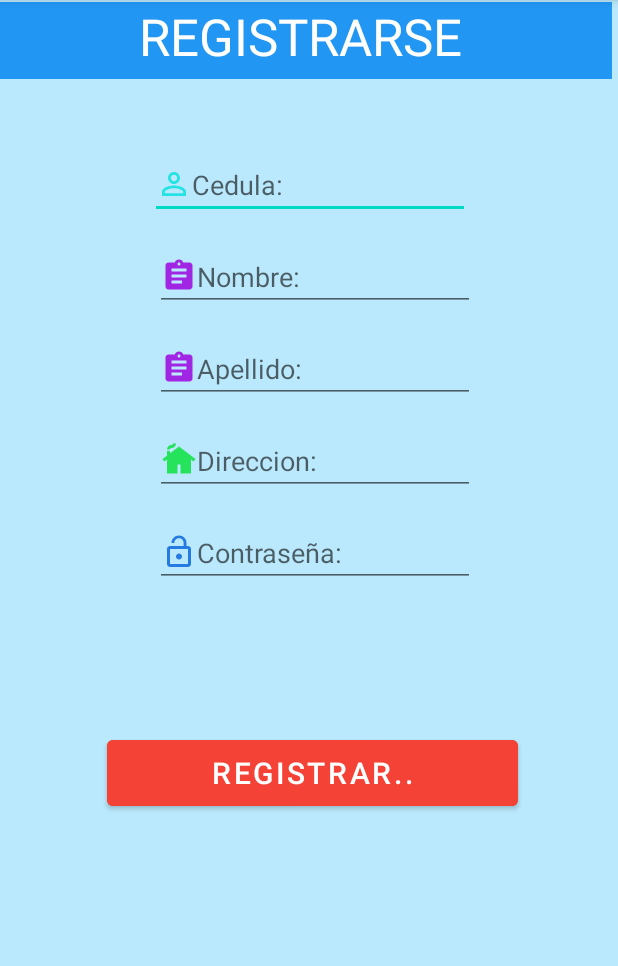
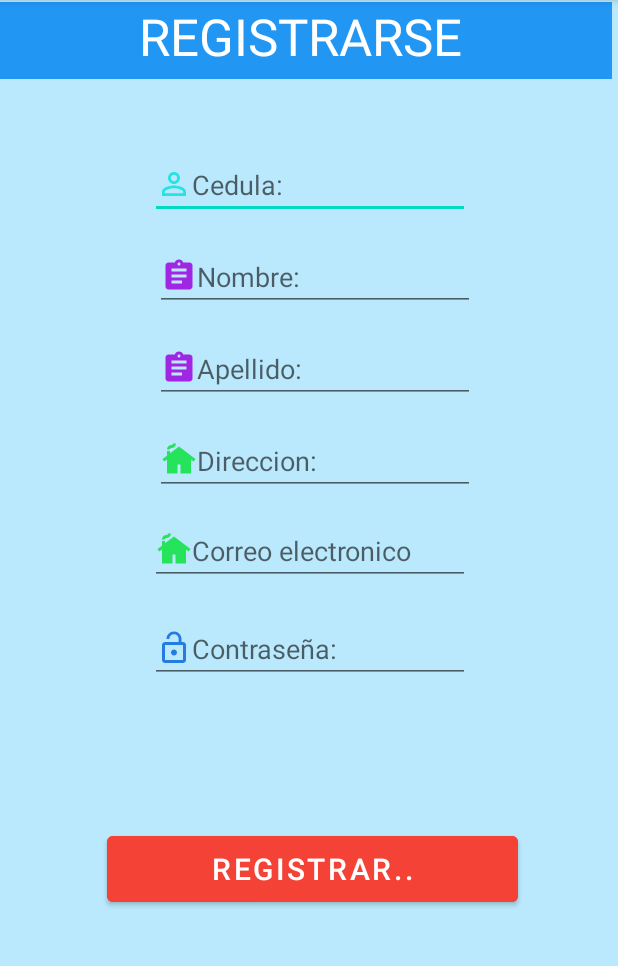
Before and after one commit to ErikaFlores17/FloresErika_Examen2, an Android app: the RegistrarseMain screen opened directly, with no data from a screen before it, on a phone screen of 412 x 824 dp, the part 84-1050 px from its top. Run offline under Robolectric (Android 15) with nearby library versions, the phone set to English and light mode, and no system bars.

Commit message:
Examen 19:55

```diff
--- a/PROYECTO_ANDROID/app/src/main/res/layout/activity_main.xml
+++ b/PROYECTO_ANDROID/app/src/main/res/layout/activity_main.xml
@@ -97,9 +97,10 @@
             android:layout_height="67dp"
             android:background="#F1F4F4"
             android:backgroundTint="#F1F2F3"
+            android:digits="abcdefghijklmnñopqrstuvwxyz.@"
             android:drawableStart="@drawable/ic_baseline_person_24"
             android:ems="10"
-            android:hint="Usuario"
+            android:hint="Correo electronico"
             android:inputType="textEmailAddress"
             android:textColor="#0C0C0C"
             android:textColorHighlight="#131313"
@@ -115,6 +116,7 @@
             android:ems="10"
             android:hint="Clave"
             android:inputType="textEmailAddress"
+            android:maxLength="10"
             android:textColor="#0C0C0C"
             android:textColorHighlight="#131313"
             android:textColorLink="#0B0B0B" />
--- a/PROYECTO_ANDROID/app/src/main/res/layout/activity_registrarse_main.xml
+++ b/PROYECTO_ANDROID/app/src/main/res/layout/activity_registrarse_main.xml
@@ -99,11 +99,25 @@
         app:layout_constraintTop_toBottomOf="@+id/editTextApellido" />
 
     <EditText
+        android:id="@+id/editTextCorreo"
+        android:layout_width="wrap_content"
+        android:layout_height="wrap_content"
+        android:layout_marginStart="100dp"
+        android:layout_marginTop="76dp"
+        android:digits="abcdefghijklmnñopqrstuvwxyz.@"
+        android:drawableStart="@drawable/ic_baseline_cottage_24"
+        android:ems="10"
+        android:hint="Correo electronico"
+        android:inputType="textPersonName"
+        app:layout_constraintStart_toStartOf="parent"
+        app:layout_constraintTop_toBottomOf="@+id/editTextApellido" />
+
+    <EditText
         android:id="@+id/editTextClave"
         android:layout_width="wrap_content"
         android:layout_height="wrap_content"
-        android:layout_marginStart="103dp"
-        android:layout_marginTop="16dp"
+        android:layout_marginStart="100dp"
+        android:layout_marginTop="80dp"
         android:drawableStart="@drawable/ic_baseline_lock_open_24"
         android:ems="10"
         android:hint="@string/claveR"
```
Also changed, not shown: PROYECTO_ANDROID/app/src/main/java/fisei/e/app_ventas/ELFCHMainActivity.java (+7 -14 lines).
